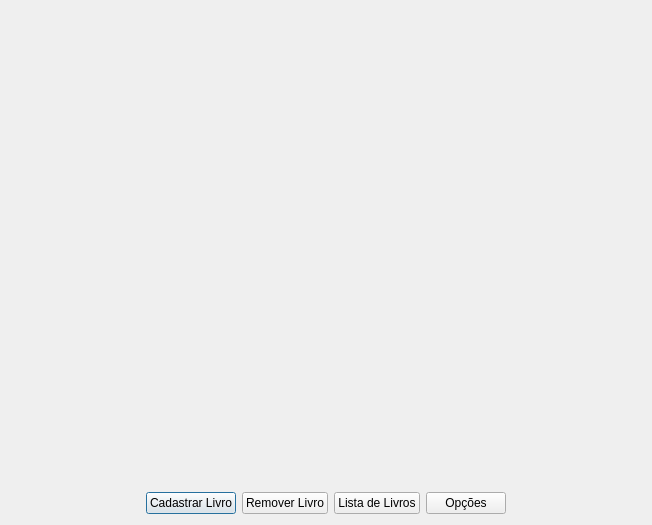
The window that telaADM.ui (Winicios22/Gbiblioteca) describes before a commit, drawn with Qt 5.
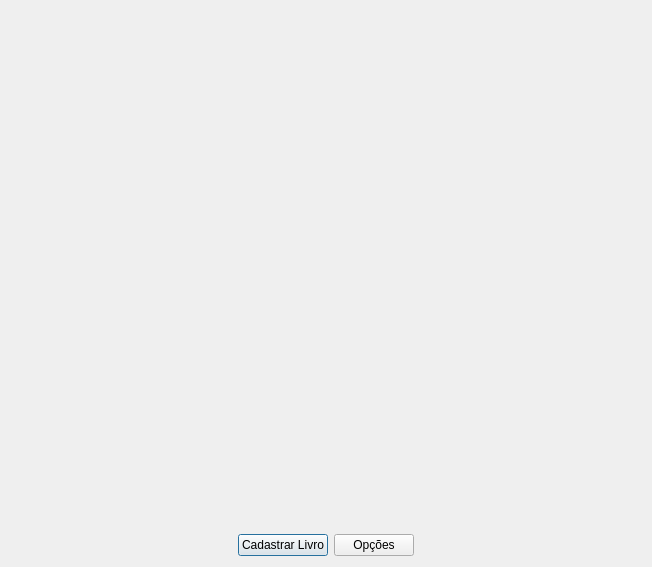
The same window after the commit. Icons and pictures are not drawn.

Commit message: lista de pedidos

```diff
--- a/telaADM.ui
+++ b/telaADM.ui
@@ -7,7 +7,7 @@
     <x>0</x>
     <y>0</y>
     <width>652</width>
-    <height>525</height>
+    <height>567</height>
    </rect>
   </property>
   <property name="windowTitle">
@@ -98,20 +98,6 @@
        </property>
       </widget>
      </item>
-     <item>
-      <widget class="QPushButton" name="pushButton_2">
-       <property name="text">
-        <string>Remover Livro</string>
-       </property>
-      </widget>
-     </item>
-     <item>
-      <widget class="QPushButton" name="pushButton">
-       <property name="text">
-        <string>Lista de Livros</string>
-       </property>
-      </widget>
-     </item>
      <item>
       <widget class="QPushButton" name="pushButton_4">
        <property name="text">
```
The commit also changes 6 other files.
